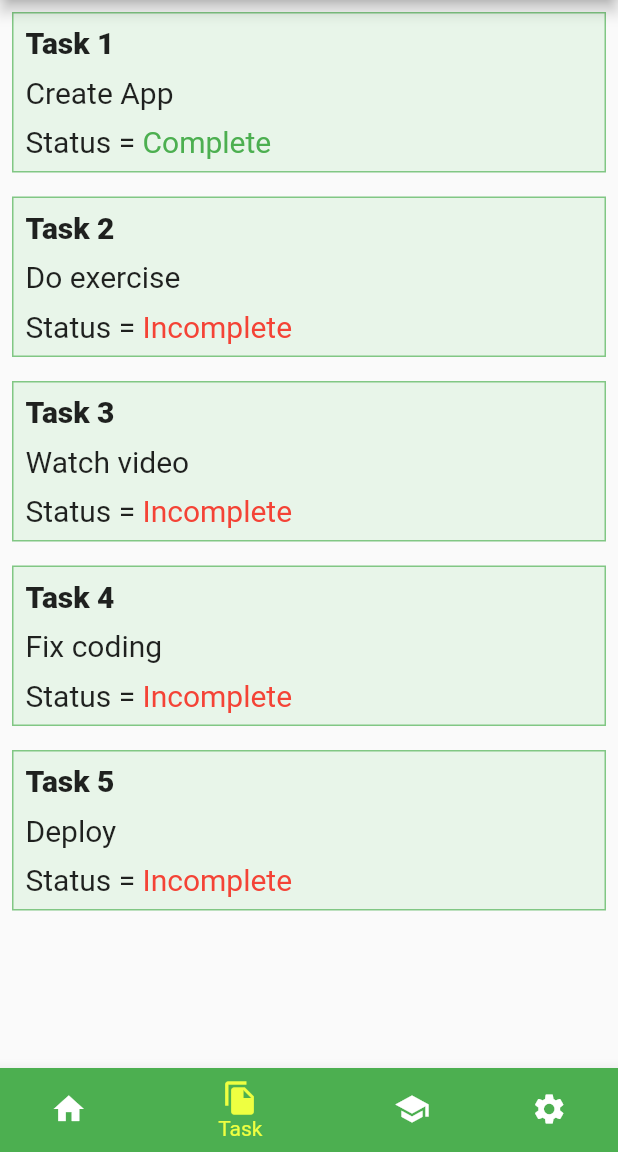
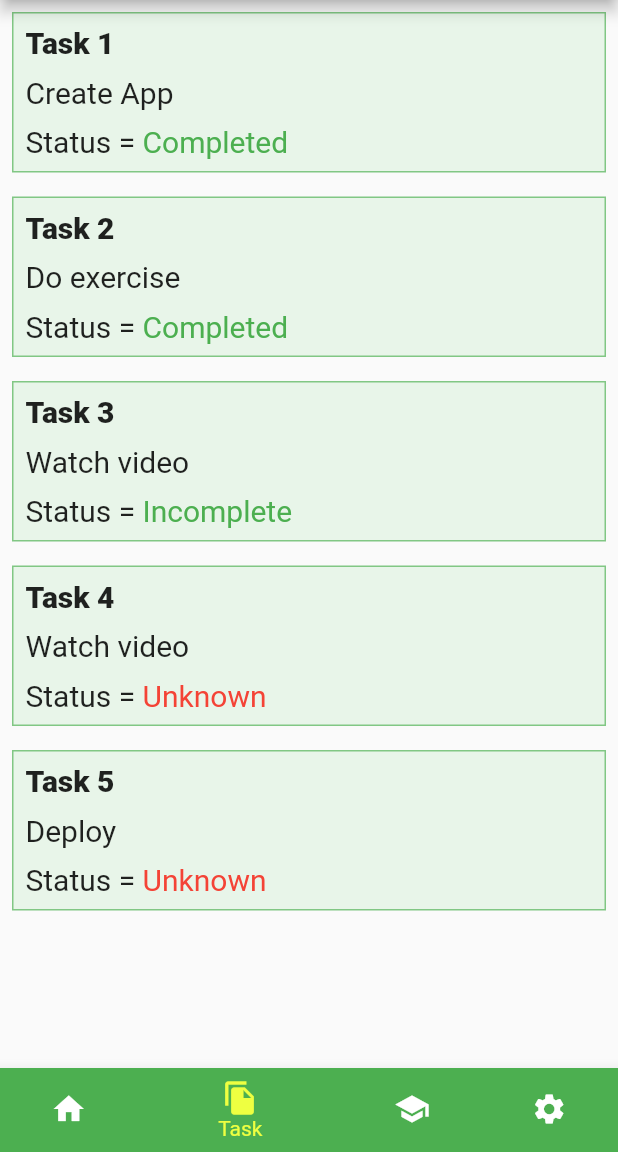
Before and after one commit to tomyamGTX/flutter_note, a Flutter app: the screen it shows after launch, item 2 of the bottom bar chosen, on a phone screen of 412 x 824 dp, the part 84-1236 px from its top. Run offline on Flutter 3.47's test engine with Material 2 defaults, Android fonts, the phone set to English and light mode, and no system bars.

Commit message:
upgrade dart

```diff
--- a/lib/main.dart
+++ b/lib/main.dart
@@ -29,7 +29,7 @@ class MyApp extends StatelessWidget {
 }
 
 class MyHomePage extends StatefulWidget {
-  MyHomePage({this.title});
+  MyHomePage({required this.title});
 
   final String title;
 
--- a/lib/model/student.model.dart
+++ b/lib/model/student.model.dart
@@ -1,13 +1,13 @@
 class Student {
   String name;
-  String age;
+  String? age;
   String address;
 
-  Student({this.name, this.age,this.address});
+  Student({required this.name, this.age,required this.address});
 }
 
 List<Student> studentList = [
   Student(name: 'Hakimi', age: '22', address: 'Kedah'),
   Student(name: 'Ihsan', age: '22', address: 'Johor'),
-  Student(name: 'Dani', age: '22', address: 'Kelantan')
+  Student(name: 'Dani', address: 'Kelantan')
 ];
--- a/lib/model/task.model.dart
+++ b/lib/model/task.model.dart
@@ -1,15 +1,15 @@
 class Task {
   String title;
   String description;
-  String status;
+  String? status;
 
-  Task({this.title, this.description,this.status});
+  Task({required this.title, required this.description, this.status});
 }
 
 List<Task> taskList = [
-  Task(title: 'Task 1', description: 'Create App', status: 'Complete'),
-  Task(title: 'Task 2', description: 'Do exercise',status: 'Incomplete'),
+  Task(title: 'Task 1', description: 'Create App', status: 'Completed'),
+  Task(title: 'Task 2', description: 'Do exercise',status: 'Completed'),
   Task(title: 'Task 3', description: 'Watch video',status: 'Incomplete'),
-  Task(title: 'Task 4', description: 'Fix coding',status: 'Incomplete'),
-  Task(title: 'Task 5', description: 'Deploy',status: 'Incomplete'),
+  Task(title: 'Task 4',description: 'Watch video'),
+  Task(title: 'Task 5', description: 'Deploy'),
 ];
--- a/lib/screen/home.screen.dart
+++ b/lib/screen/home.screen.dart
@@ -2,7 +2,7 @@ import 'package:flutter/material.dart';
 
 class HomeScreen extends StatefulWidget {
 
-  const HomeScreen({Key key}) : super(key: key);
+  const HomeScreen();
 
   static const TextStyle optionStyle =
   TextStyle(fontSize: 30, fontWeight: FontWeight.bold);
--- a/lib/screen/student,screen.dart
+++ b/lib/screen/student,screen.dart
@@ -3,7 +3,7 @@ import 'package:flutter_note/model/student.model.dart';
 
 class StudentScreen extends StatefulWidget {
 
-  const StudentScreen({Key key}) : super(key: key);
+  const StudentScreen();
 
   static const TextStyle optionStyle =
   TextStyle(fontSize: 30, fontWeight: FontWeight.bold);
@@ -80,10 +80,11 @@ class _StudentScreenState extends State<StudentScreen> {
 class StudentContainer extends StatelessWidget {
   final Student student;
 
-  StudentContainer({this.student});
+  StudentContainer({required this.student});
 
   @override
   Widget build(BuildContext context) {
+    String? age= student.age;
     return Padding(
       padding: const EdgeInsets.all(8.0),
       child: Container(
@@ -100,9 +101,14 @@ class StudentContainer extends StatelessWidget {
                 style: TextStyle(fontSize: 20, fontWeight: FontWeight.w900),
               ),
               SizedBox(height: 10),
-              Text(student.age,
+              if(age!=null)
+              Text(age,
                 style: TextStyle(fontSize: 20),
               ),
+              if(age==null)
+                Text('Age is unknown',
+                  style: TextStyle(fontSize: 20),
+                ),
               SizedBox(height: 10),
               Text(student.address,
                 style: TextStyle(fontSize: 20),
--- a/lib/screen/task.screen.dart
+++ b/lib/screen/task.screen.dart
@@ -3,7 +3,7 @@ import 'package:flutter_note/model/task.model.dart';
 
 class TaskScreen extends StatefulWidget {
 
-  const TaskScreen({Key key}) : super(key: key);
+  const TaskScreen();
 
   static const TextStyle optionStyle =
   TextStyle(fontSize: 30, fontWeight: FontWeight.bold);
@@ -79,10 +79,11 @@ class _TaskScreenState extends State<TaskScreen> {
 class TaskContainer extends StatelessWidget {
   final Task task;
 
-  TaskContainer({this.task});
+  TaskContainer({required this.task});
 
   @override
   Widget build(BuildContext context) {
+    String? status = task.status;
     return Padding(
       padding: const EdgeInsets.all(8.0),
       child: Container(
@@ -114,14 +115,14 @@ class TaskContainer extends StatelessWidget {
                   'Status = ',
                   style: TextStyle(fontSize: 20),
                 ),
-                if(task.status=='Incomplete')
+                if(status!=null)
                 Text(
-                  task.status,
-                  style: TextStyle(fontSize: 20,color: Colors.red)),
-                if(task.status=='Complete')
+                  status,
+                  style: TextStyle(fontSize: 20,color: Colors.green)),
+                if(status==null)
                 Text(
-                  task.status,
-                  style: TextStyle(fontSize: 20,color: Colors.green),
+                  'Unknown',
+                  style: TextStyle(fontSize: 20,color: Colors.red),
                 ),
               ],
             ),
--- a/pubspec.yaml
+++ b/pubspec.yaml
@@ -18,7 +18,7 @@ publish_to: 'none' # Remove this line if you wish to publish to pub.dev
 version: 1.0.0+1
 
 environment:
-  sdk: ">=2.7.0 <3.0.0"
+  sdk: '>=2.12.0 <3.0.0'
 
 dependencies:
   flutter:
```
Also changed, not shown: pubspec.lock.
